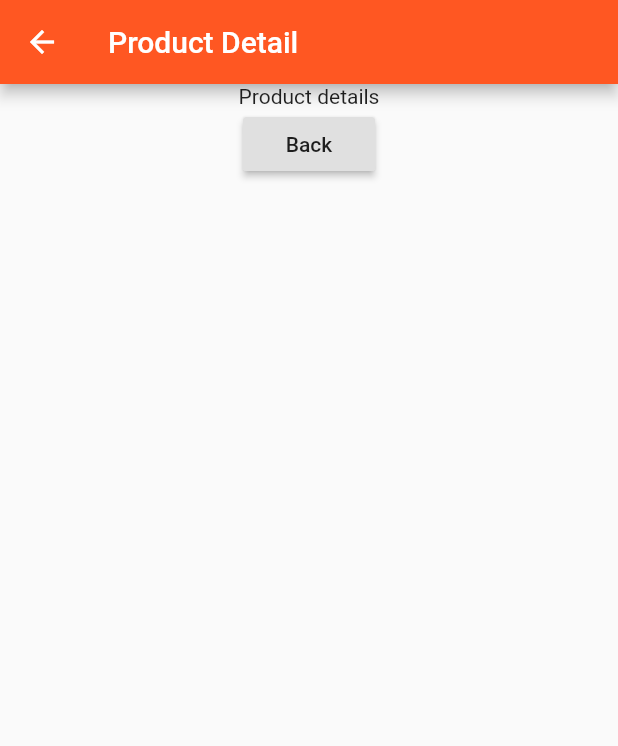
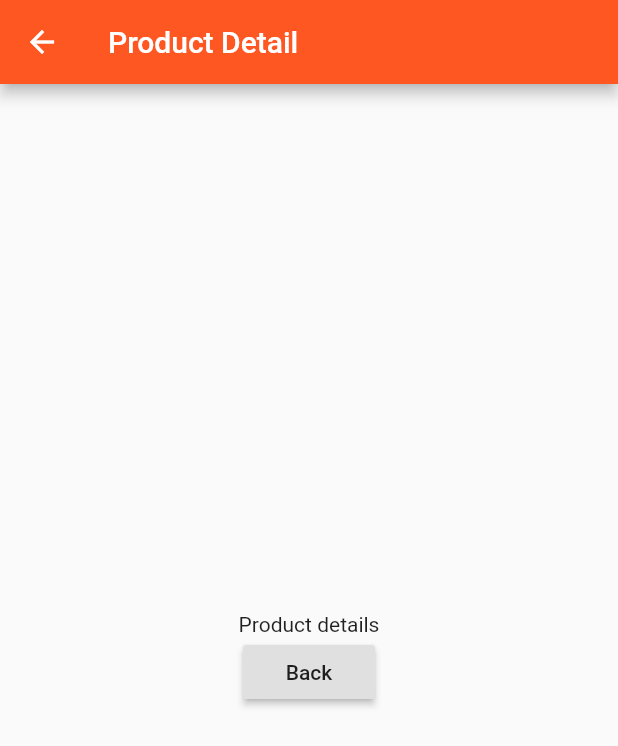
Before and after one commit to djurobrah/flutter_practice, a Flutter app: the ProductPage screen opened directly, on a phone screen of 412 x 824 dp. Shown: the top 746 px of the screen. Run offline on Flutter 3.47's test engine with Material 2 defaults, Android fonts, the phone set to English and light mode, and no system bars.

Commit message:
Column alignment.

```diff
--- a/lib/pages/product.dart
+++ b/lib/pages/product.dart
@@ -1,21 +1,22 @@
 import 'package:flutter/material.dart';
 
-class ProductPage extends StatelessWidget
-{
+class ProductPage extends StatelessWidget {
   @override
-	Widget build(BuildContext context)
-	{
+  Widget build(BuildContext context) {
     return Scaffold(
       appBar: AppBar(
         title: Text("Product Detail"),
       ),
-			body: Column(
+      body: Center(
+        child: Column(
+          mainAxisAlignment: MainAxisAlignment.center,
           children: <Widget>[
-					Center(child: Text("Product details"),),
-					Center(
-						child: RaisedButton(child: Text("Back"), onPressed: ()
-						=> Navigator.pop(context)))
+//            Image.asset('assets/image.jpg'),
+            Text("Product details"),
+            RaisedButton(
+                child: Text("Back"), onPressed: () => Navigator.pop(context))
           ],
+        ),
       ),
     );
   }
```
Lines whose indentation alone changed are shown as unchanged.
